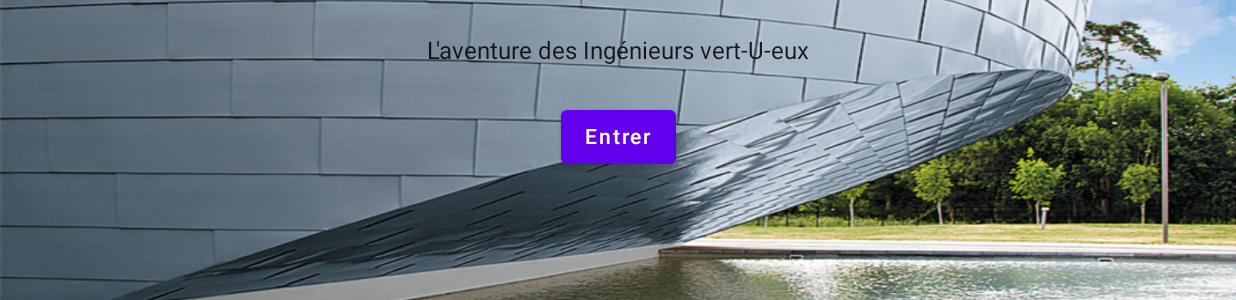
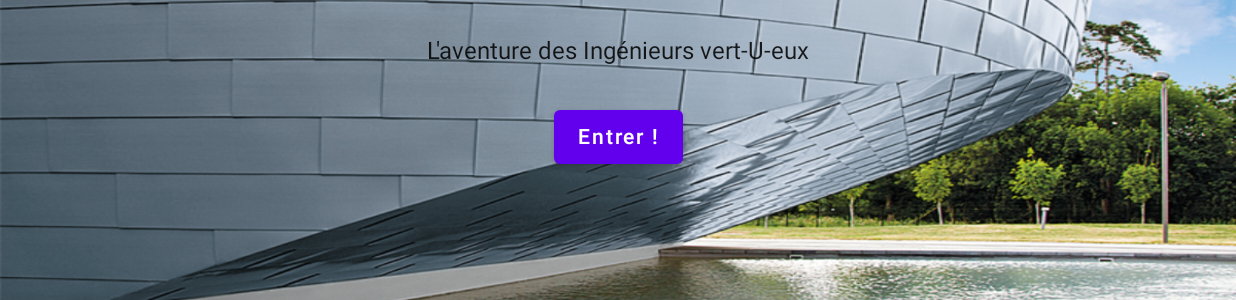
Before and after one commit to lisegt/EscapeGame, an Android app built with Jetpack Compose: the screen it shows after launch (MainActivity), on a phone screen of 824 x 412 dp (held sideways). Shown: the part 186-486 px from the top of the screen. Run offline under Robolectric (Android 15) with nearby library versions, the phone set to English and light mode, and no system bars.

Commit message:
page accueil + redirection

```diff
--- a/app/src/main/java/com/example/escapegame/MainActivity.kt
+++ b/app/src/main/java/com/example/escapegame/MainActivity.kt
@@ -83,7 +83,7 @@ fun pageAccueil(
             modifier = Modifier.padding(vertical = 24.dp),
             onClick = onContinueClicked
         ) {
-            Text(text = "Entrer")
+            Text(text = "Entrer !")
         }
     }
 }
```
